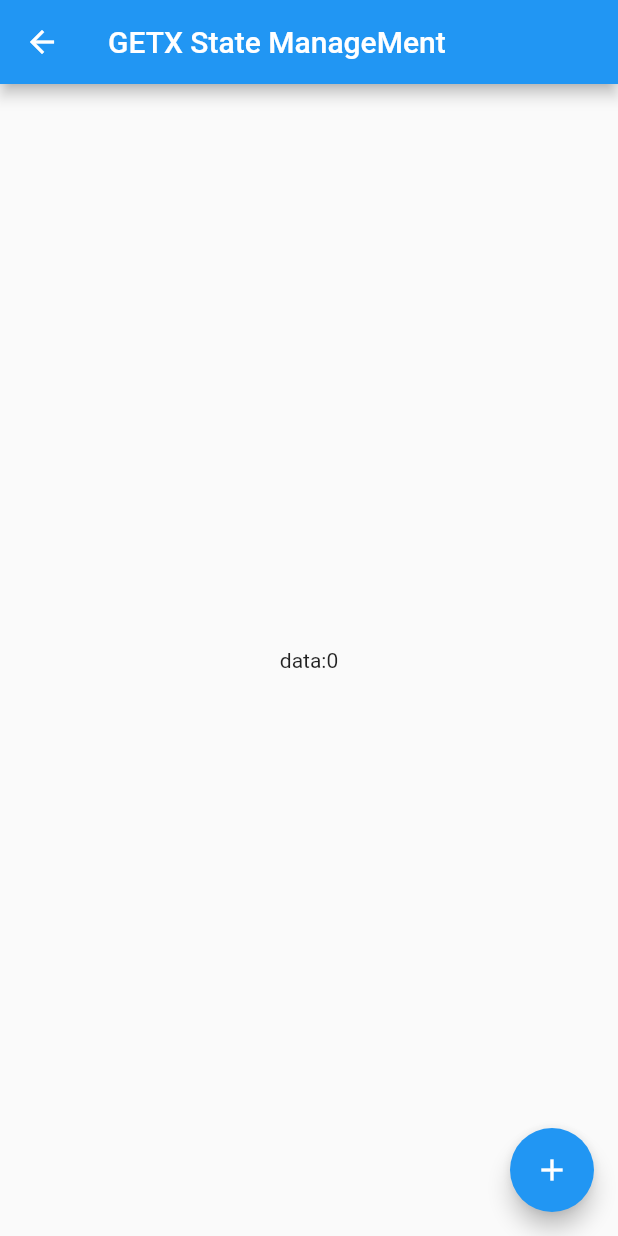
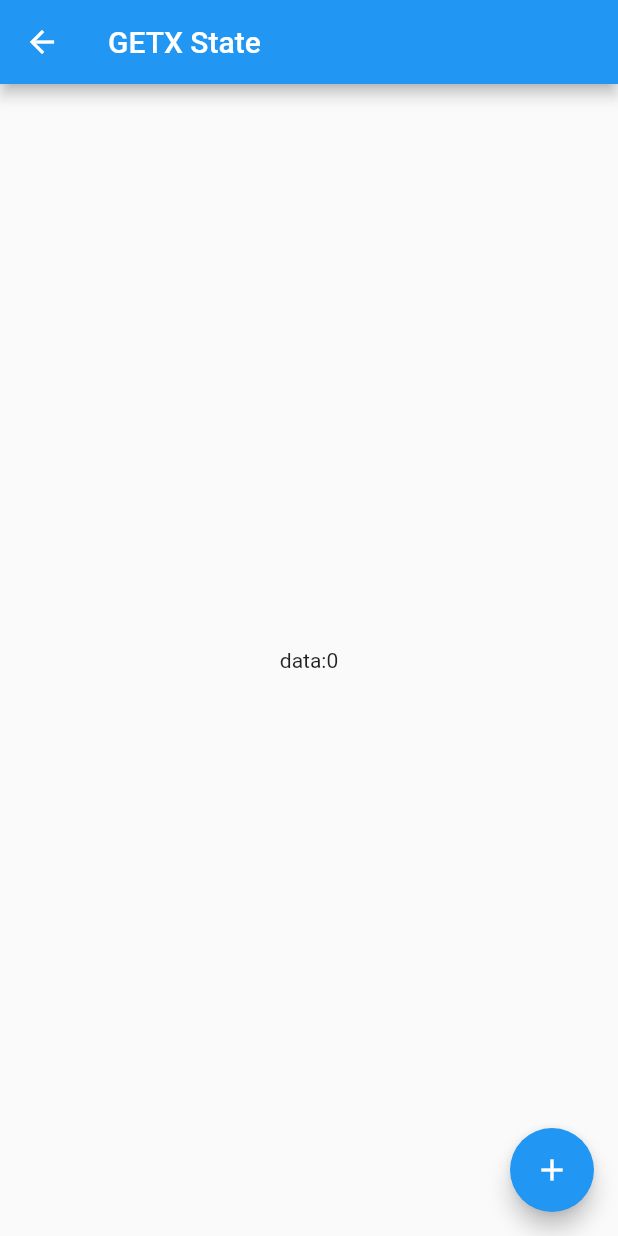
Before and after one commit to MsnGlobal/getx_project, a Flutter app: the GetXDemoScreen screen opened directly, on a phone screen of 412 x 824 dp. Run offline on Flutter 3.47's test engine with Material 2 defaults, Android fonts, the phone set to English and light mode, and no system bars; our stand-ins replace get.

Commit message:
by uzair

```diff
--- a/lib/global_management_screen.dart
+++ b/lib/global_management_screen.dart
@@ -11,7 +11,7 @@ class GetXDemoScreen extends StatelessWidget {
   Widget build(BuildContext context) {
     return Scaffold(
       appBar: AppBar(
-        title: const Text('GETX State ManageMent'),
+        title: const Text('GETX State'),
       ),
       body: Center(
           // ////getBuilder
```
